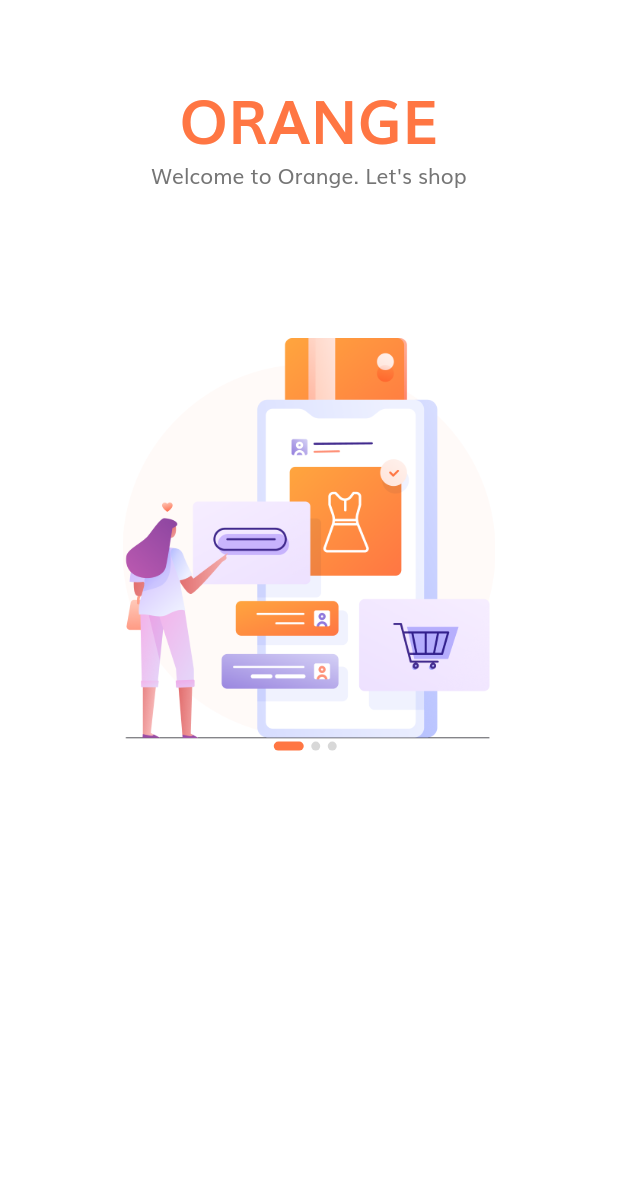
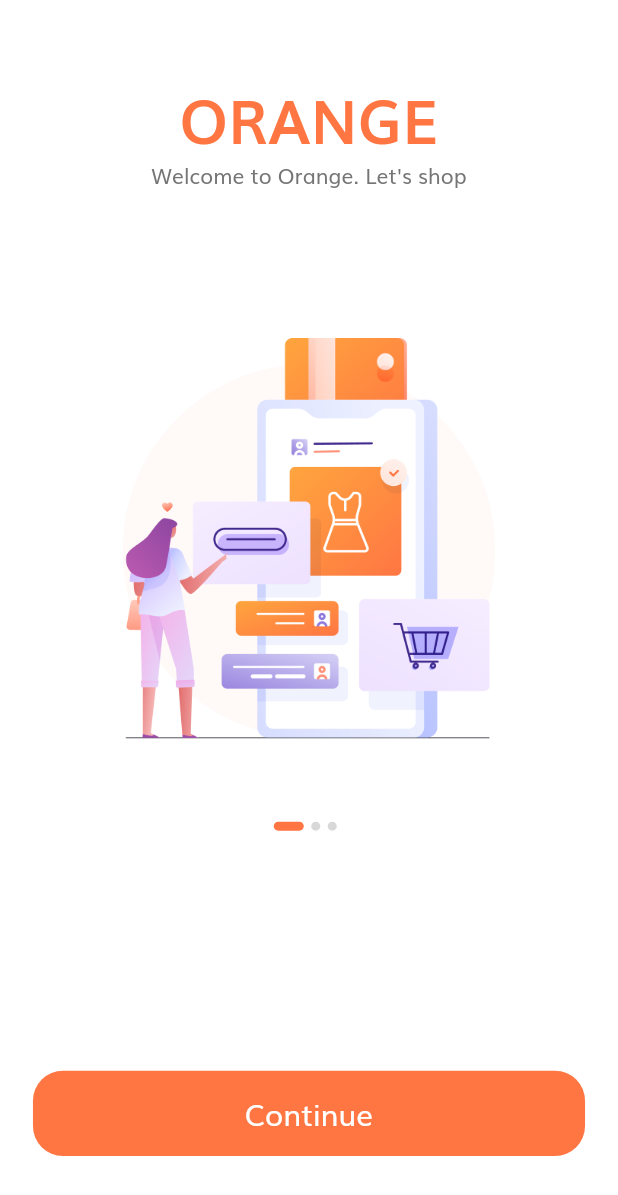
Before and after one commit to psatler/shopping_app_ui, a Flutter app: the screen it shows after launch, on a phone screen of 412 x 824 dp. Shown: the top 1195 px of the screen. Run offline on Flutter 3.47's test engine with Material 2 defaults, Android fonts, the phone set to English and light mode, and no system bars.

Commit message:
chore: create default button used at the bottom of the onboarding screen

```diff
--- /dev/null
+++ b/lib/components/default_button.dart
@@ -0,0 +1,37 @@
+import 'package:flutter/material.dart';
+
+import '../constants.dart';
+import '../size_config.dart';
+
+class DefaultButton extends StatelessWidget {
+  const DefaultButton({
+    Key key,
+    @required this.text,
+    @required this.press,
+  }) : super(key: key);
+
+  final String text;
+  final Function press;
+
+  @override
+  Widget build(BuildContext context) {
+    return SizedBox(
+      width: double.infinity,
+      height: getProportionateScreenHeight(56),
+      child: FlatButton(
+        color: kPrimaryColor,
+        shape: RoundedRectangleBorder(
+          borderRadius: BorderRadius.circular(20),
+        ),
+        onPressed: press,
+        child: Text(
+          text,
+          style: TextStyle(
+            color: Colors.white,
+            fontSize: getProportionateScreenWidth(18),
+          ),
+        ),
+      ),
+    );
+  }
+}
--- a/lib/screens/splash/components/body.dart
+++ b/lib/screens/splash/components/body.dart
@@ -1,7 +1,9 @@
 import 'package:flutter/material.dart';
-import 'package:shopping_app/constants.dart';
 
-import 'splash_content.dart';
+import '../../../components/default_button.dart';
+import '../../../constants.dart';
+import '../../../size_config.dart';
+import '../components/splash_content.dart';
 
 class Body extends StatefulWidget {
   @override
@@ -51,16 +53,29 @@ class _BodyState extends State<Body> {
             ),
             Expanded(
               flex: 2,
+              child: Padding(
+                padding: EdgeInsets.symmetric(
+                    horizontal: getProportionateScreenWidth(20)),
                 child: Column(
                   children: [
+                    Spacer(),
                     Row(
                       mainAxisAlignment: MainAxisAlignment.center,
                       children: List.generate(
                         splashData.length,
                         (index) => buildDot(index: index),
                       ),
-                  )
+                    ),
+                    Spacer(
+                      flex: 3,
+                    ),
+                    DefaultButton(
+                      text: "Continue",
+                      press: () {},
+                    ),
+                    Spacer(),
                   ],
+                ),
               ),
             ),
           ],
```
Lines whose indentation alone changed are shown as unchanged.
